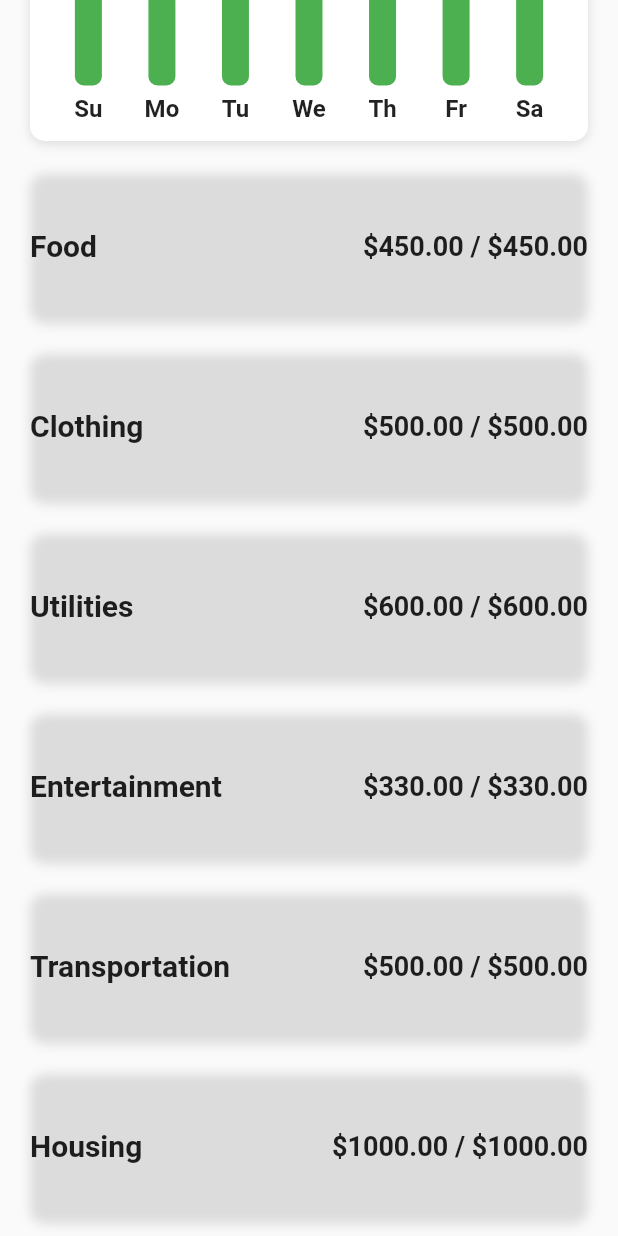
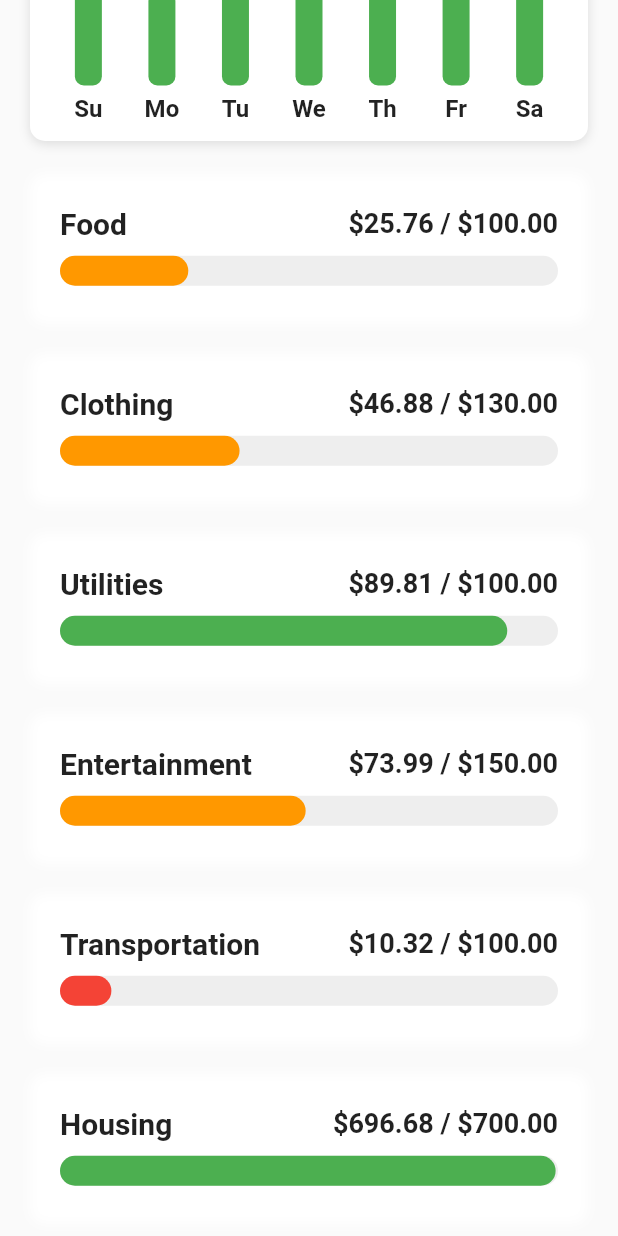
Before and after one commit to fabuloussTeam/Litle_budget_ui, a Flutter app: the screen it shows after launch, scrolled down 353 dp, on a phone screen of 412 x 824 dp. Run offline on Flutter 3.47's test engine with Material 2 defaults, Android fonts, the phone set to English and light mode, and no system bars.

Commit message:
calcul et Construction des bar de depences: Layout Builder

```diff
--- a/lib/data/data.dart
+++ b/lib/data/data.dart
@@ -28,12 +28,10 @@ _generateExpenses() {
 }
 
 List<Category> categories = [
-  Category(name: 'Food', maxAmount: 450, expenses: _generateExpenses()),
-  Category(name: 'Clothing', maxAmount: 500, expenses: _generateExpenses()),
-  Category(name: 'Utilities', maxAmount: 600, expenses: _generateExpenses()),
-  Category(
-      name: 'Entertainment', maxAmount: 330, expenses: _generateExpenses()),
-  Category(
-      name: 'Transportation', maxAmount: 500, expenses: _generateExpenses()),
-  Category(name: 'Housing', maxAmount: 1000, expenses: _generateExpenses()),
+  Category(name: 'Food', maxAmount: 100, expenses: _generateExpenses()),
+  Category(name: 'Clothing', maxAmount: 130, expenses: _generateExpenses()),
+  Category(name: 'Utilities', maxAmount: 100, expenses: _generateExpenses()),
+  Category(name: 'Entertainment', maxAmount: 150, expenses: _generateExpenses()),
+  Category(name: 'Transportation', maxAmount: 100, expenses: _generateExpenses()),
+  Category(name: 'Housing', maxAmount: 700, expenses: _generateExpenses()),
 ];
--- /dev/null
+++ b/lib/helpers/color_helper.dart
@@ -0,0 +1,10 @@
+import 'package:flutter/material.dart';
+
+ Color getColor(BuildContext context, double percent){
+  if(percent >= 0.50){
+    return Theme.of(context).primaryColor;
+  } else if(percent >= 0.25) {
+    return Colors.orange;
+  }
+  return Colors.red;
+}
--- a/lib/screens/home_screen.dart
+++ b/lib/screens/home_screen.dart
@@ -1,6 +1,7 @@
 import 'package:flutter/cupertino.dart';
 import 'package:flutter/material.dart';
 import 'package:flutter_budget_ui/data/data.dart';
+import 'package:flutter_budget_ui/helpers/color_helper.dart';
 import 'package:flutter_budget_ui/models/expense_model.dart';
 import 'package:flutter_budget_ui/widgets/bar_chart.dart';
 import 'package:flutter_budget_ui/models/category_model.dart';
@@ -17,13 +18,14 @@ class _HomeScreenState extends State<HomeScreen> {
   _buildCategory(Category category, double totalAmountSpent){
     return Container(
       margin: EdgeInsets.symmetric(horizontal: 20.0, vertical: 10.0),
+      padding: EdgeInsets.all(20.0),
       height: 100.0,
       width: double.infinity,
       decoration: BoxDecoration(
         borderRadius: BorderRadius.circular(10.0),
         boxShadow: [
           BoxShadow(
-            color: Colors.black12,
+            color: Colors.white,
             offset: Offset(0, 2),
             blurRadius: 6.0
           ),
@@ -50,7 +52,40 @@ class _HomeScreenState extends State<HomeScreen> {
                 ),
               ),
             ],
+          ),
+          SizedBox(height: 10.0,),
+          LayoutBuilder( //Calcule la hautteur de son return ... Stack(...)
+            builder: (BuildContext context, BoxConstraints constraints){
+              final double maxBarWidth = constraints.maxWidth;
+              final double percent = (category.maxAmount - totalAmountSpent) / category.maxAmount;
+              double barWidth = percent * maxBarWidth;
+
+              if(barWidth < 0){
+                barWidth = 0;
+              }
+
+              return Stack(
+                children: <Widget>[
+                  Container(
+                    height: 20.0,
+                    decoration: BoxDecoration(
+                        color: Colors.grey[200],
+                        borderRadius: BorderRadius.circular(15.0)
+                    ),
+                  ),
+                  Container(
+                    height: 20.0,
+                    width: barWidth,
+                    decoration: BoxDecoration(
+                        color: getColor(context, percent),
+                        borderRadius: BorderRadius.circular(15.0)
+                    ),
+                  )
+                ],
+              );
+            },
           )
+
         ],
       ),
     );
@@ -59,6 +94,7 @@ class _HomeScreenState extends State<HomeScreen> {
   @override
   Widget build(BuildContext context) {
     // TODO: implement build
+    print(context);
     return Scaffold(
       body: CustomScrollView(
         slivers: <Widget>[
@@ -87,6 +123,7 @@ class _HomeScreenState extends State<HomeScreen> {
           SliverList(
               delegate: SliverChildBuilderDelegate(
                   (BuildContext context, int index){
+                    print(context);
                     if(index == 0){
                       return Container(
                         margin: EdgeInsets.fromLTRB(20.0, 20.0, 20.0, 10.0),
@@ -107,7 +144,7 @@ class _HomeScreenState extends State<HomeScreen> {
                        final Category category = categories[index - 1];
                        double totalAmountSpent = 0;
                        category.expenses.forEach((Expense expense) {
-                         totalAmountSpent == expense.cost;
+                         totalAmountSpent = expense.cost;
                        });
                        return _buildCategory(category, totalAmountSpent);
                     }
```
